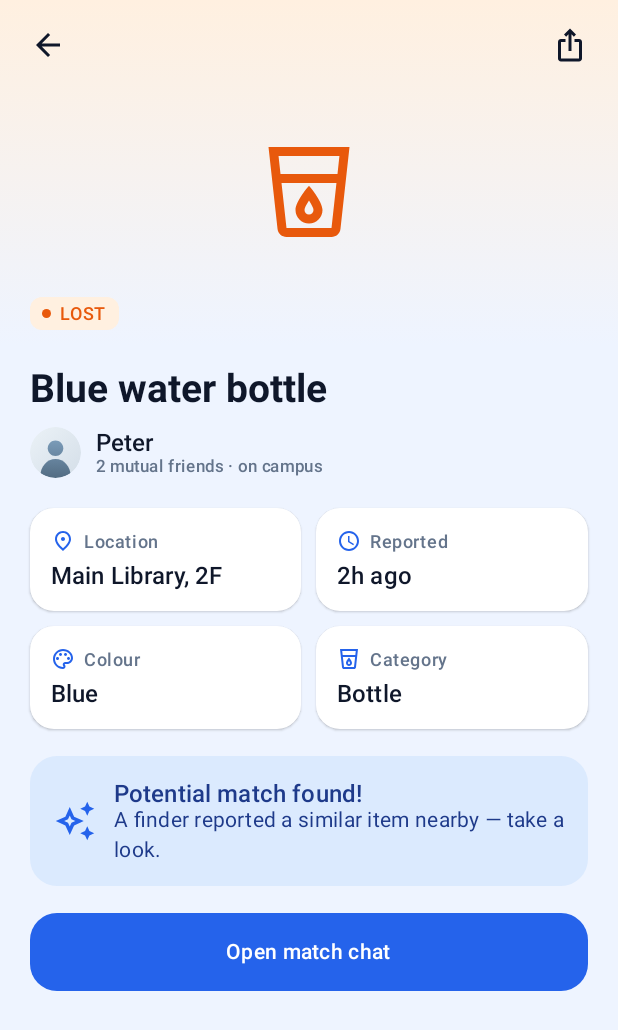
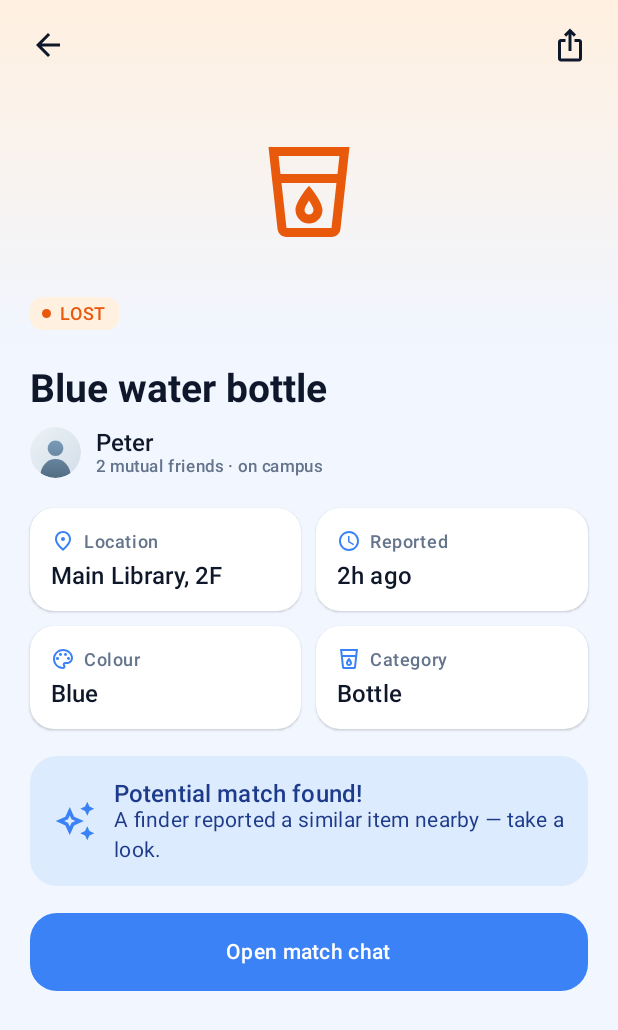
Before and after one commit to android-app-development-course/2026-Autumn-Aberdeen-1-ReFind, an Android app built with Jetpack Compose: the screen it shows after launch (MainActivity), after a tap on "LOST", on a phone screen of 412 x 824 dp. Shown: the top 1030 px of the screen. Run offline under Robolectric (Android 15) with nearby library versions, the phone set to English and light mode, and no system bars; 1 other tap on this screen came first.

Commit message:
style(theme): lighten the blue scale one step
Primary drops from blue-600 to blue-500 (#3B82F6), gradients and the page
background brighten to match — the airy look the reference mock had.

```diff
--- a/app/src/main/java/com/refind/app/ui/components/Common.kt
+++ b/app/src/main/java/com/refind/app/ui/components/Common.kt
@@ -158,7 +158,7 @@ fun ItemCard(
         colors = if (item.status == ItemStatus.LOST) {
             listOf(Color(0xFFFFE9D6), Color(0xFFFFD6AE))
         } else {
-            listOf(Color(0xFFDBEAFE), Color(0xFFBFDBFE))
+            listOf(Color(0xFFE0EDFD), Color(0xFFCBDFFB))
         },
     )
     val heroTint = if (item.status == ItemStatus.LOST) LostOrange else Blue600
@@ -324,7 +324,7 @@ fun NewReportBanner(
                 .fillMaxWidth()
                 .background(
                     Brush.linearGradient(
-                        listOf(Blue600, Color(0xFF3B82F6)),
+                        listOf(Blue600, Color(0xFF60A5FA)),
                         start = androidx.compose.ui.geometry.Offset(0f, 0f),
                         end = androidx.compose.ui.geometry.Offset(
                             Float.POSITIVE_INFINITY, Float.POSITIVE_INFINITY,
--- a/app/src/main/java/com/refind/app/ui/screens/LoginScreen.kt
+++ b/app/src/main/java/com/refind/app/ui/screens/LoginScreen.kt
@@ -87,7 +87,7 @@ fun LoginScreen(
                 .height(340.dp)
                 .background(
                     Brush.verticalGradient(
-                        listOf(MaterialTheme.colorScheme.primary, Color(0xFF3B82F6)),
+                        listOf(MaterialTheme.colorScheme.primary, Color(0xFF5C9CF8)),
                     ),
                 ),
         ) {
--- a/app/src/main/java/com/refind/app/ui/theme/Color.kt
+++ b/app/src/main/java/com/refind/app/ui/theme/Color.kt
@@ -6,11 +6,11 @@ import androidx.compose.ui.graphics.Color
 // the original teal — primary #2563EB, gradient partner #3B82F6, mist-blue
 // page background. Semantic accents: lost = warm orange, found = blue,
 // confirmed match = green.
-val Blue700 = Color(0xFF1D4ED8)
-val Blue600 = Color(0xFF2563EB)
-val Blue500 = Color(0xFF3B82F6)
-val Blue400 = Color(0xFF60A5FA)
-val Blue100 = Color(0xFFDBEAFE)
+val Blue700 = Color(0xFF2563EB)
+val Blue600 = Color(0xFF3B82F6)
+val Blue500 = Color(0xFF60A5FA)
+val Blue400 = Color(0xFF7CB3FB)
+val Blue100 = Color(0xFFDCEBFD)
 val Blue50 = Color(0xFFEFF6FF)
 val Blue900 = Color(0xFF1E3A8A)
 val Blue900Dark = Color(0xFF0A1930)
@@ -26,9 +26,9 @@ val MatchGreenContainer = Color(0xFFE3F5E8)
 val MatchGreenDark = Color(0xFF69DB7C)
 val MatchGreenContainerDark = Color(0xFF113B1C)
 
-val BackgroundLight = Color(0xFFEEF4FF)
+val BackgroundLight = Color(0xFFF1F6FF)
 val SurfaceLight = Color(0xFFFFFFFF)
-val SurfaceVariantLight = Color(0xFFE2ECFD)
+val SurfaceVariantLight = Color(0xFFE7F0FE)
 
 val BackgroundDark = Color(0xFF0B1220)
 val SurfaceDark = Color(0xFF101B2C)
```
